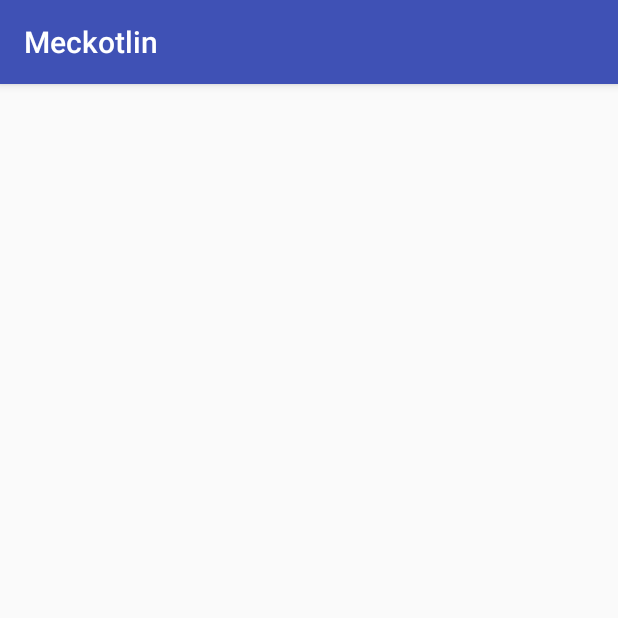
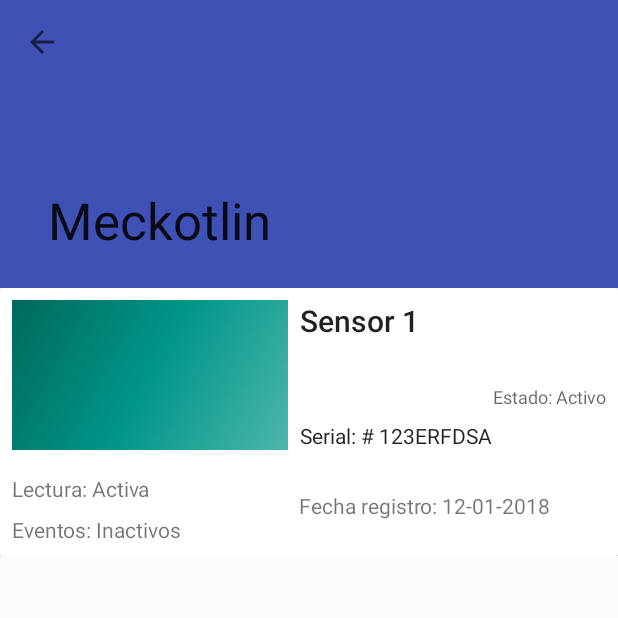
Before and after one commit to coralheyman/MecKotlin, an Android app: the DetailActivity screen opened directly, with no data from a screen before it, on a phone screen of 412 x 824 dp, the top half of it. Run offline under Robolectric (Android 15) with nearby library versions, the phone set to English and light mode, and no system bars; our stand-ins replace Picasso, Room's generated code, data binding; pictures from the network do not load; 3 statements that could not run were skipped.

Commit message:
sensores

```diff
--- a/app/build.gradle
+++ b/app/build.gradle
@@ -33,8 +33,8 @@ androidExtensions {
     experimental = true
 }
 
-def support_version = "27.0.1"
-def arch_version = "1.0.0-alpha4"
+def support_version = "27.0.2"
+def arch_version = "1.0.0"
 def anko_version = "0.10.4"
 def rxJavaVersion = "2.0.6"
 def rxAndroidVersion = "2.0.1"
--- a/app/src/main/AndroidManifest.xml
+++ b/app/src/main/AndroidManifest.xml
@@ -25,7 +25,10 @@
                 <category android:name="android.intent.category.LAUNCHER" />
             </intent-filter>
         </activity>
-        <activity android:name=".ui.detailNetwork.DetailActivity"></activity>
+        <activity android:name=".ui.detailNetwork.DetailActivity"
+            android:theme="@style/AppTheme.NoActionBar">
+
+        </activity>
     </application>
 
 </manifest>
--- /dev/null
+++ b/app/src/main/java/unicauca/meckotlin/adapter/SensorAdapter.kt
@@ -0,0 +1,46 @@
+package unicauca.meckotlin.adapter
+
+import android.databinding.DataBindingUtil
+import android.support.v7.widget.RecyclerView
+import android.view.View
+import android.view.ViewGroup
+import unicauca.meckotlin.R
+import unicauca.meckotlin.data.model.Sensor
+import unicauca.meckotlin.databinding.SensorTemplateBinding
+import unicauca.meckotlin.util.inflate
+
+/**
+ * Created by Personal on 21/01/2018.
+ */
+class SensorAdapter: RecyclerView.Adapter<SensorHolder>(){
+
+    var data:List<Sensor> = emptyList()
+        set(value){
+            field = value
+            notifyDataSetChanged()
+        }
+
+    override fun onCreateViewHolder(parent: ViewGroup, viewType: Int) = SensorHolder(parent.inflate(R.layout.sensor_template))
+
+    override fun getItemCount(): Int = data.size
+
+    override fun onBindViewHolder(holder: SensorHolder, position: Int) {
+        holder.bind(data[position], position, this)
+    }
+
+
+}
+
+
+class SensorHolder(view: View): RecyclerView.ViewHolder(view){
+
+    private val binding:SensorTemplateBinding = DataBindingUtil.bind(view)
+    private val v: View = view
+
+    fun bind(sensor: Sensor, position: Int, handler: SensorAdapter){
+
+        binding.sensor = sensor
+
+    }
+
+}
--- a/app/src/main/java/unicauca/meckotlin/data/model/Sensor.kt
+++ b/app/src/main/java/unicauca/meckotlin/data/model/Sensor.kt
@@ -21,6 +21,6 @@ class Sensor(
         val stateSensor: Boolean,
         val readingSensor: Boolean,
         val eventsSensor: Boolean,
-        val idNetWork: Integer,
-        val dateRegister: Date) {
+        val idNetWork: Long,
+        val dateRegister: String) {
 }
--- a/app/src/main/java/unicauca/meckotlin/ui/detailNetwork/DetailActivity.kt
+++ b/app/src/main/java/unicauca/meckotlin/ui/detailNetwork/DetailActivity.kt
@@ -1,13 +1,45 @@
 package unicauca.meckotlin.ui.detailNetwork
 
+import android.net.Uri
 import android.support.v7.app.AppCompatActivity
 import android.os.Bundle
+import com.squareup.picasso.Picasso
+import kotlinx.android.synthetic.main.activity_detail.*
+import org.jetbrains.anko.design.collapsingToolbarLayout
 import unicauca.meckotlin.R
+import unicauca.meckotlin.adapter.SensorAdapter
+import unicauca.meckotlin.data.model.Network
+import unicauca.meckotlin.data.model.Sensor
 
 class DetailActivity : AppCompatActivity() {
+
+    var data: MutableList<Sensor> = mutableListOf()
+    var sensorAdapter: SensorAdapter = SensorAdapter()
 
     override fun onCreate(savedInstanceState: Bundle?) {
         super.onCreate(savedInstanceState)
         setContentView(R.layout.activity_detail)
+
+        val network: Network = intent.extras.getParcelable("network")
+
+        setSupportActionBar(toolbar)
+        //collapsingToolbarLayout().title = network.nameNetwork
+        supportActionBar?.setDisplayHomeAsUpEnabled(true)
+        titleBar.title = network.nameNetwork
+
+        Picasso.with(this).load(Uri.parse(network.imgNetwork)).into(barImgNetwork)
+
+        listSensor.adapter = sensorAdapter
+        loadData()
+    }
+
+    fun loadData(){
+        data.add(Sensor(123456,"Sensor 1", "123ERFDSA", true, false, true,  1, "12-01-2018"))
+        sensorAdapter.data = data
+    }
+
+    override fun onSupportNavigateUp(): Boolean {
+        onBackPressed()
+        return false
     }
 }
--- a/app/src/main/java/unicauca/meckotlin/ui/main/MainActivity.kt
+++ b/app/src/main/java/unicauca/meckotlin/ui/main/MainActivity.kt
@@ -5,7 +5,6 @@ import android.os.Bundle
 import android.support.design.widget.NavigationView
 import android.support.v4.view.GravityCompat
 import android.support.v7.app.ActionBarDrawerToggle
-import android.view.Menu
 import android.view.MenuItem
 import kotlinx.android.synthetic.main.activity_main.*
 import kotlinx.android.synthetic.main.app_bar_navigation.*
@@ -15,7 +14,6 @@ import unicauca.meckotlin.R
 import unicauca.meckotlin.adapter.NetworkAdapter
 import unicauca.meckotlin.data.model.Network
 import unicauca.meckotlin.ui.detailNetwork.DetailActivity
-import unicauca.meckotlin.ui.login.LoginActivity
 
 class MainActivity : AppCompatActivity(), NavigationView.OnNavigationItemSelectedListener {
     var data: MutableList<Network> = mutableListOf()
--- a/app/src/main/res/layout/activity_detail.xml
+++ b/app/src/main/res/layout/activity_detail.xml
@@ -1,9 +1,49 @@
 <?xml version="1.0" encoding="utf-8"?>
-<android.support.constraint.ConstraintLayout xmlns:android="http://schemas.android.com/apk/res/android"
+<android.support.design.widget.CoordinatorLayout xmlns:android="http://schemas.android.com/apk/res/android"
+    xmlns:tools="http://schemas.android.com/tools"
     xmlns:app="http://schemas.android.com/apk/res-auto"
-    xmlns:tools="http://schemas.android.com/tools"
     android:layout_width="match_parent"
-    android:layout_height="match_parent"
-    tools:context="unicauca.meckotlin.ui.detailNetwork.DetailActivity">
+    android:layout_height="match_parent">
 
-</android.support.constraint.ConstraintLayout>
+    <android.support.design.widget.AppBarLayout
+        android:id="@+id/appbar"
+        android:layout_height="192dp"
+        android:layout_width="match_parent">
+
+        <android.support.design.widget.CollapsingToolbarLayout
+            android:id="@+id/titleBar"
+            android:layout_width="match_parent"
+            android:layout_height="match_parent"
+            app:toolbarId="@+id/collapsingToolbar"
+            app:layout_scrollFlags="scroll|exitUntilCollapsed"
+            app:layout_scrollInterpolator="@android:anim/decelerate_interpolator"
+            app:contentScrim="?attr/colorPrimary">
+
+            <ImageView
+                android:id="@+id/barImgNetwork"
+                android:layout_width="match_parent"
+                android:layout_height="match_parent"
+                android:scaleType="centerCrop" />
+
+            <android.support.v7.widget.Toolbar
+                android:id="@+id/toolbar"
+                android:layout_height="?attr/actionBarSize"
+                android:layout_width="match_parent"
+                app:layout_collapseMode="pin"/>
+        </android.support.design.widget.CollapsingToolbarLayout>
+    </android.support.design.widget.AppBarLayout>
+
+    <android.support.v4.widget.NestedScrollView
+        android:layout_width="match_parent"
+        android:layout_height="match_parent"
+        app:layout_behavior="android.support.design.widget.AppBarLayout$ScrollingViewBehavior">
+
+
+        <android.support.v7.widget.RecyclerView
+            android:id="@+id/listSensor"
+            android:layout_width="match_parent"
+            android:layout_height="match_parent"
+            app:layoutManager="android.support.v7.widget.LinearLayoutManager"
+            tools:listitem="@layout/sensor_template"/>
+    </android.support.v4.widget.NestedScrollView>
+</android.support.design.widget.CoordinatorLayout>
--- /dev/null
+++ b/app/src/main/res/layout/sensor_template.xml
@@ -0,0 +1,123 @@
+<?xml version="1.0" encoding="utf-8"?>
+<layout
+    xmlns:android="http://schemas.android.com/apk/res/android"
+    xmlns:app="http://schemas.android.com/apk/res-auto"
+    xmlns:tools="http://schemas.android.com/tools">
+
+    <data>
+        <variable
+            name="sensor"
+            type="unicauca.meckotlin.data.model.Sensor"/>
+    </data>
+
+    <android.support.constraint.ConstraintLayout
+        android:layout_width="match_parent"
+        android:layout_height="wrap_content">
+
+        <android.support.v7.widget.CardView
+            android:layout_width="match_parent"
+            android:layout_height="wrap_content">
+
+            <android.support.constraint.ConstraintLayout
+                android:layout_width="match_parent"
+                android:layout_height="wrap_content">
+
+                <TextView
+                    android:id="@+id/serialSensor"
+                    android:layout_width="0dp"
+                    android:layout_height="wrap_content"
+                    android:layout_marginEnd="8dp"
+                    android:layout_marginStart="8dp"
+                    android:textAppearance="@style/TextAppearance.AppCompat.Body1"
+                    android:text='@{"Serial: # "+sensor.serial}'
+                    app:layout_constraintBottom_toBottomOf="@+id/imgSensor"
+                    app:layout_constraintEnd_toEndOf="parent"
+                    app:layout_constraintStart_toStartOf="@+id/guideline2"
+                    tools:text="Serial Sensor" />
+
+                <TextView
+                    android:id="@+id/statusEvents"
+                    android:layout_width="0dp"
+                    android:layout_height="wrap_content"
+                    android:layout_marginBottom="8dp"
+                    android:layout_marginStart="8dp"
+                    android:layout_marginTop="8dp"
+                    android:text='@{sensor.readingSensor ? "Eventos: Activos" : "Eventos: Inactivos"}'
+                    app:layout_constraintBottom_toBottomOf="parent"
+                    app:layout_constraintEnd_toStartOf="@+id/guideline2"
+                    app:layout_constraintStart_toStartOf="parent"
+                    app:layout_constraintTop_toBottomOf="@+id/statusRead"
+                    tools:text="Status Events" />
+
+                <TextView
+                    android:id="@+id/nameSensor"
+                    android:layout_width="0dp"
+                    android:layout_height="wrap_content"
+                    android:layout_marginEnd="8dp"
+                    android:layout_marginStart="8dp"
+                    android:layout_marginTop="8dp"
+                    android:textAppearance="@style/TextAppearance.AppCompat.Title"
+                    android:text='@{sensor.nameSensor}'
+                    app:layout_constraintEnd_toEndOf="parent"
+                    app:layout_constraintStart_toStartOf="@+id/guideline2"
+                    app:layout_constraintTop_toTopOf="parent"
+                    tools:text="Name Sensor" />
+
+                <ImageView
+                    android:id="@+id/imgSensor"
+                    android:layout_width="0dp"
+                    android:layout_height="100dp"
+                    android:layout_marginStart="8dp"
+                    android:layout_marginTop="8dp"
+                    app:layout_constraintEnd_toStartOf="@+id/guideline2"
+                    app:layout_constraintStart_toStartOf="parent"
+                    app:layout_constraintTop_toTopOf="parent"
+                    app:srcCompat="@drawable/side_nav_bar" />
+
+                <TextView
+                    android:id="@+id/statusSensor"
+                    android:layout_width="wrap_content"
+                    android:layout_height="wrap_content"
+                    android:layout_marginBottom="8dp"
+                    android:layout_marginEnd="8dp"
+                    android:text='@{sensor.stateSensor ? "Estado: Activo" : "Estado: Inactivo"}'
+                    android:textAppearance="@style/TextAppearance.AppCompat.Caption"
+                    app:layout_constraintBottom_toTopOf="@+id/serialSensor"
+                    app:layout_constraintEnd_toEndOf="parent" />
+
+                <TextView
+                    android:id="@+id/statusRead"
+                    android:layout_width="0dp"
+                    android:layout_height="wrap_content"
+                    android:layout_marginStart="8dp"
+                    android:layout_marginTop="16dp"
+                    android:text='@{sensor.eventsSensor ? "Lectura: Activa" : "Lectura: Inactiva"}'
+                    app:layout_constraintEnd_toStartOf="@+id/guideline2"
+                    app:layout_constraintStart_toStartOf="parent"
+                    app:layout_constraintTop_toBottomOf="@+id/imgSensor"
+                    tools:text="Status Read" />
+
+                <TextView
+                    android:id="@+id/dateRegister"
+                    android:layout_width="0dp"
+                    android:layout_height="wrap_content"
+                    android:layout_marginBottom="16dp"
+                    android:layout_marginEnd="8dp"
+                    android:layout_marginStart="7dp"
+                    android:text='@{"Fecha registro: "+ sensor.dateRegister}'
+                    app:layout_constraintBottom_toBottomOf="@+id/statusEvents"
+                    app:layout_constraintEnd_toEndOf="parent"
+                    app:layout_constraintStart_toEndOf="@+id/guideline2"
+                    tools:text="Date Register" />
+
+                <android.support.constraint.Guideline
+                    android:id="@+id/guideline2"
+                    android:layout_width="wrap_content"
+                    android:layout_height="wrap_content"
+                    android:orientation="vertical"
+                    app:layout_constraintGuide_begin="192dp" />
+            </android.support.constraint.ConstraintLayout>
+        </android.support.v7.widget.CardView>
+
+    </android.support.constraint.ConstraintLayout>
+</layout>
```
